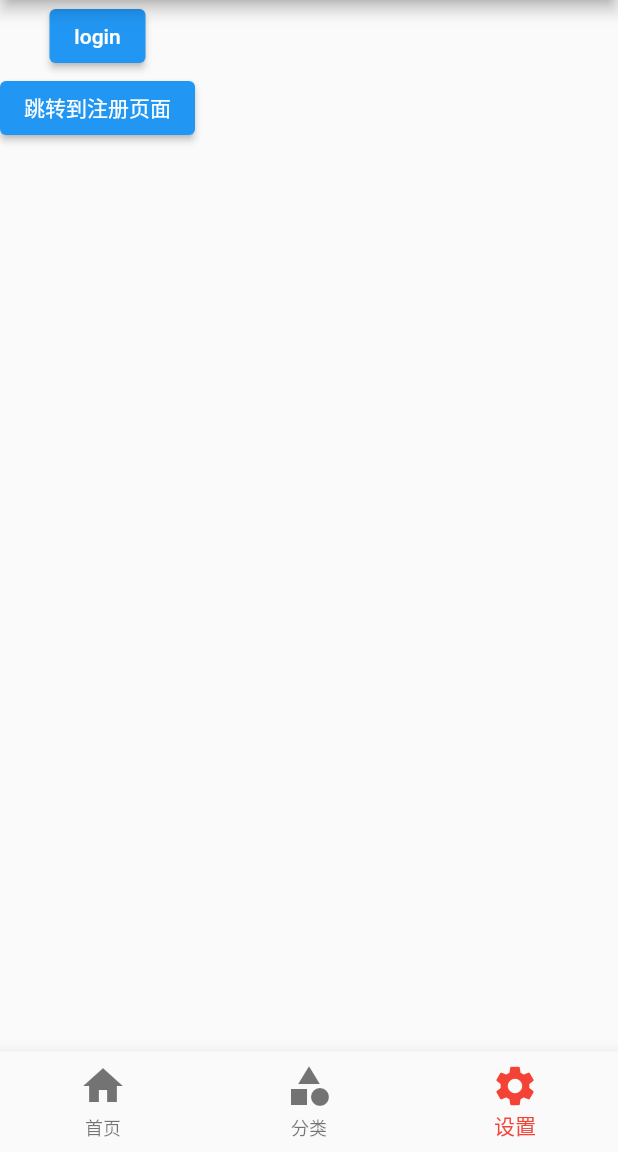
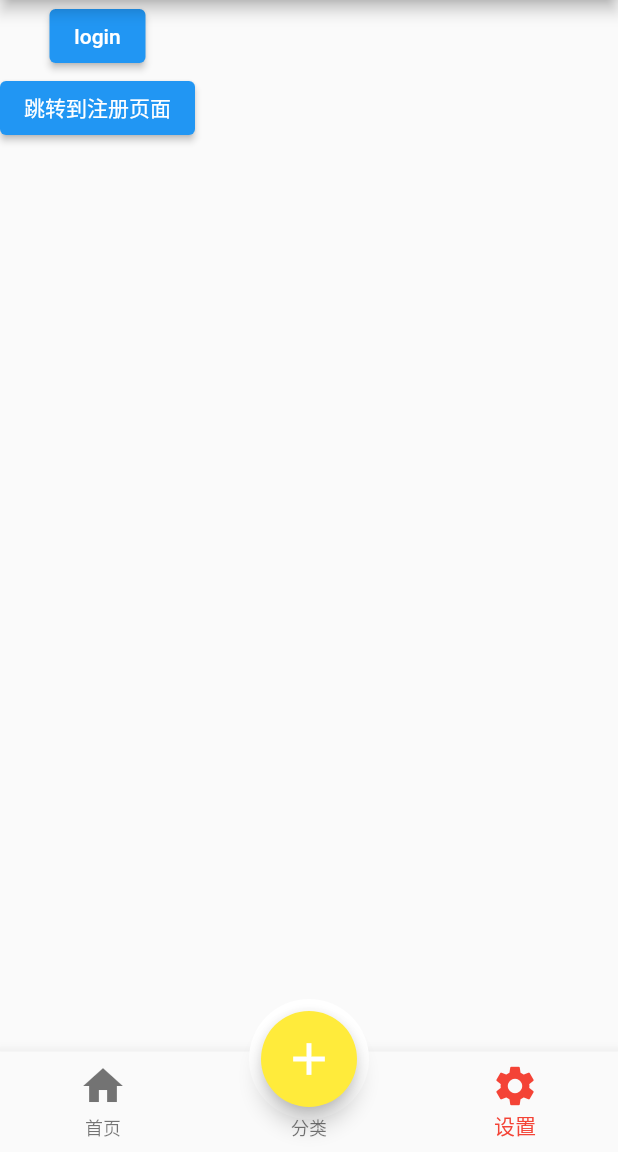
Before and after one commit to gotha331/flutter_learn, a Flutter app: the Tabs screen opened directly, on a phone screen of 412 x 824 dp, the part 84-1236 px from its top. Run offline on Flutter 3.47's test engine with Material 2 defaults, Android fonts, the phone set to English and light mode, and no system bars.

Commit message:
feat:FloatingActionButton

```diff
--- a/lib/pages/Tabs.dart
+++ b/lib/pages/Tabs.dart
@@ -29,6 +29,26 @@ class _TabsState extends State<Tabs> {
       appBar: AppBar(
         title: Text("Flutter demo"),
       ),
+      floatingActionButton: Container(
+        height: 80,
+        width: 80,
+        padding: EdgeInsets.all(8),
+        margin: EdgeInsets.only(top: 10),
+        decoration: BoxDecoration(
+          borderRadius: BorderRadius.circular(40),
+          color: Colors.white,
+        ),
+        child: FloatingActionButton(
+          onPressed: () {
+            setState(() {
+              _currentIndex = 1;
+            });
+          },
+          child: Icon(Icons.add, size: 36),
+          backgroundColor: _currentIndex == 1 ? Colors.red : Colors.yellow,
+        ),
+      ),
+      floatingActionButtonLocation: FloatingActionButtonLocation.centerDocked,
       body: _pageList[_currentIndex],
       bottomNavigationBar: BottomNavigationBar(
         type: BottomNavigationBarType.fixed,
--- a/lib/routes/Routes.dart
+++ b/lib/routes/Routes.dart
@@ -10,7 +10,7 @@ import "../pages/AppBarDemo.dart";
 import "../pages/TabBarController.dart";
 import "../pages/Button.dart";
 
-final Map<String, Function> routes = {
+final routes = {
   '/cart': (context) => CartPage(),
   '/form': (context) => FormPage(),
   '/search': (context) => SearchPage(),
```
Also changed, not shown: lib/pages/Button.dart (+7 -0 lines).
